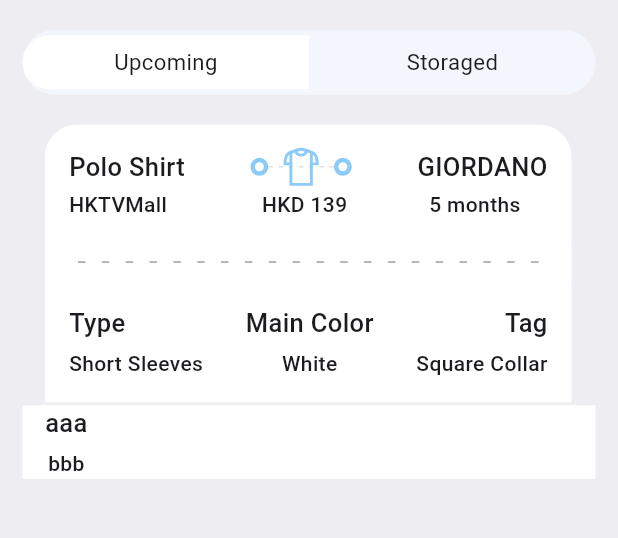
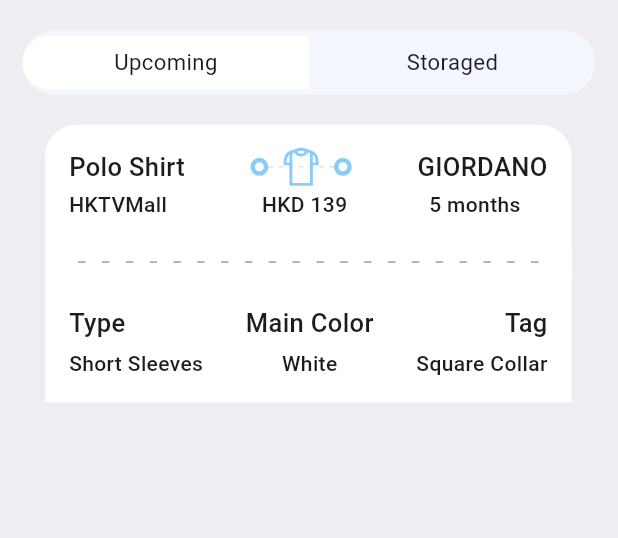
Before and after one commit to MrPeterJin/Road-to-Fullstack, a Flutter app: the OutfitScreen screen opened directly, on a phone screen of 412 x 824 dp, the part 168-706 px from its top. Run offline on Flutter 3.47's test engine with Material 2 defaults, Android fonts, the phone set to English and light mode, and no system bars; our stand-ins replace fluentui_system_icons, gap, get, line_icons.

Commit message:
Upload Final Static UI

```diff
--- a/lib/screens/outfit_screen.dart
+++ b/lib/screens/outfit_screen.dart
@@ -37,24 +37,6 @@
                 isColor: true,
               ),
             ),
-            Container(
-              padding:
-                  EdgeInsets.symmetric(horizontal: AppLayout.getHeight(15)),
-              color: Colors.white,
-              child: Column(children: [
-                Row(
-                  children: [
-                    Column(
-                      children: [
-                        Text("aaa", style: Styles.headLineStyle3),
-                        Gap(AppLayout.getHeight(5)),
-                        Text("bbb", style: Styles.headLineStyle4)
-                      ],
-                    )
-                  ],
-                )
-              ]),
-            )
           ],
         ),
       ]),
--- a/lib/screens/outfit_view.dart
+++ b/lib/screens/outfit_view.dart
@@ -1,4 +1,3 @@
-import 'package:flutter/cupertino.dart';
 import 'package:flutter/material.dart';
 import 'package:gap/gap.dart';
 import 'package:get/get.dart';
--- a/lib/utils/app_style.dart
+++ b/lib/utils/app_style.dart
@@ -17,7 +17,7 @@
   static TextStyle headLineStyle2 =
       TextStyle(fontSize: 21, color: textColor, fontWeight: FontWeight.bold);
   static TextStyle headLineStyle3 =
-      TextStyle(fontSize: 17, fontWeight: FontWeight.w500);
-  static TextStyle headLineStyle4 = TextStyle(
+      const TextStyle(fontSize: 17, fontWeight: FontWeight.w500);
+  static TextStyle headLineStyle4 = const TextStyle(
       fontSize: 14, fontWeight: FontWeight.w500);
 }
--- a/lib/widgets/icon_text_widget.dart
+++ b/lib/widgets/icon_text_widget.dart
@@ -1,4 +1,3 @@
-import 'package:flutter/cupertino.dart';
 import 'package:flutter/material.dart';
 import 'package:gap/gap.dart';
 
--- a/lib/widgets/thick_container.dart
+++ b/lib/widgets/thick_container.dart
@@ -1,4 +1,3 @@
-import 'package:flutter/cupertino.dart';
 import 'package:flutter/material.dart';
 
 class ThickContainer extends StatelessWidget {
@@ -13,7 +12,7 @@
           borderRadius: BorderRadius.circular(20),
           border: Border.all(
               width: 3,
-              color: isColor == null ? Colors.white : Color(0xFF8ACCF7))),
+              color: isColor == null ? Colors.white : const Color(0xFF8ACCF7))),
     );
   }
 }
--- a/pubspec.yaml
+++ b/pubspec.yaml
@@ -37,7 +37,7 @@
   cupertino_icons: ^1.0.2
   fluentui_system_icons: ^1.1.190
   line_icons: ^2.0.1
-  gap: ^2.0.1
+  gap: ^3.0.0
   get: ^4.6.5
 
 dev_dependencies:
```
Also changed, not shown: lib/screens/profile_screen.dart (+5 -5 lines), lib/screens/search_screen.dart (+3 -4 lines), pubspec.lock, records/2023-05-27/outfit.png (added), 1 other file.
